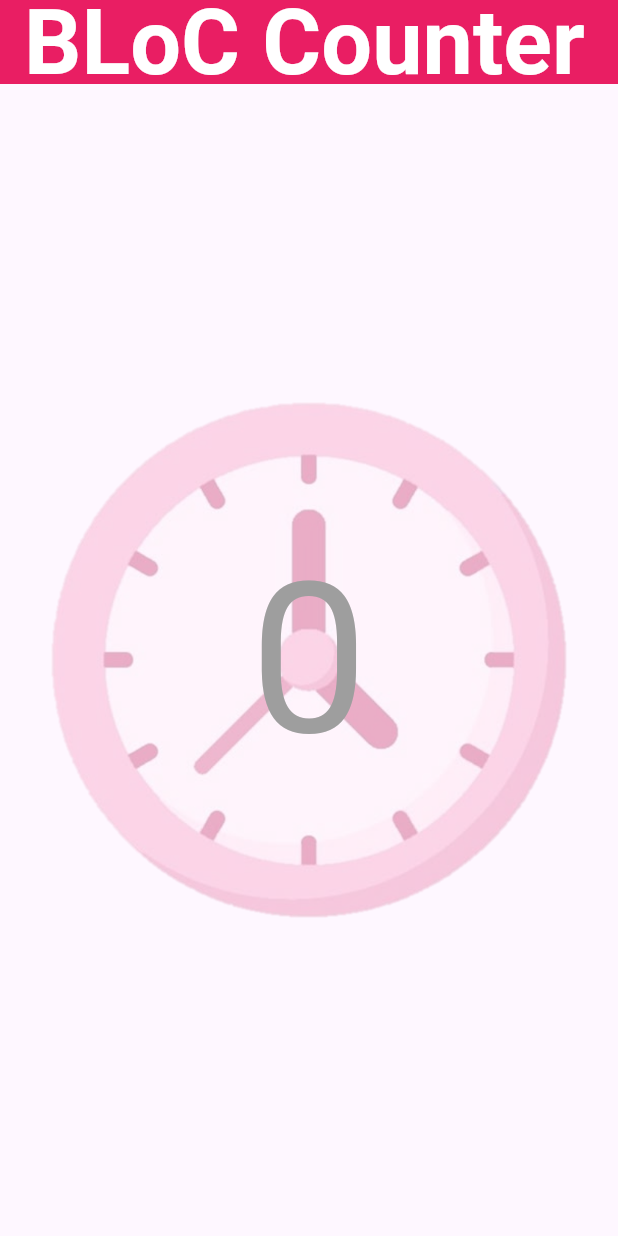
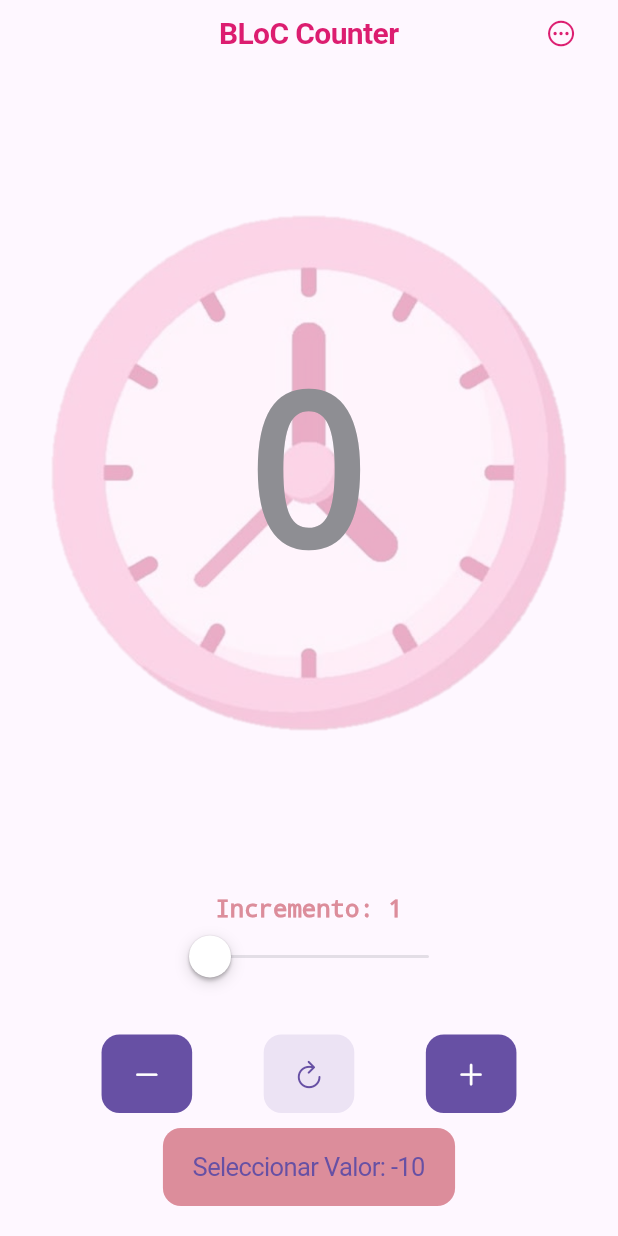
Before and after one commit to VecinoLiliana/Contador_gestordeestados, a Flutter app: the screen it shows after launch, on a phone screen of 412 x 824 dp. Run offline on Flutter 3.47's test engine with Material 3 defaults, Android fonts, the phone set to English and light mode, and no system bars; our stand-ins replace equatable, flutter_bloc.

Commit message:
Implementación widgets cupertino

```diff
--- a/lib/main.dart
+++ b/lib/main.dart
@@ -1,4 +1,5 @@
 import 'package:flutter/material.dart';
+import 'package:flutter/cupertino.dart';
 import 'package:flutter_bloc/flutter_bloc.dart';
 import 'counter/counter_bloc.dart';
 import 'counter/counter_event.dart';
@@ -41,27 +42,142 @@ class MyApp extends StatelessWidget {
   }
 }
 
-class CounterPage extends StatelessWidget {
+class CounterPage extends StatefulWidget {
   const CounterPage({super.key});
+
+  @override
+  State<CounterPage> createState() => _CounterPageState();
+}
+
+class _CounterPageState extends State<CounterPage> {
+  double _sliderValue = 1.0;
+  int _pickerValue = 0;
+
+  void _showActionSheet(BuildContext context) {
+    final bloc = context.read<CounterBloc>();
+
+    showCupertinoModalPopup(
+      context: context,
+      builder: (BuildContext context) => CupertinoActionSheet(
+        title: const Text('Opciones del Contador'),
+        message: const Text('Selecciona una acción'),
+        actions: <CupertinoActionSheetAction>[
+          CupertinoActionSheetAction(
+            onPressed: () {
+              bloc.add(Increment());
+              Navigator.pop(context);
+            },
+            child: const Text('Incrementar'),
+          ),
+          CupertinoActionSheetAction(
+            onPressed: () {
+              bloc.add(Decrement());
+              Navigator.pop(context);
+            },
+            child: const Text('Decrementar'),
+          ),
+          CupertinoActionSheetAction(
+            onPressed: () {
+              bloc.add(Reset());
+              Navigator.pop(context);
+            },
+            isDestructiveAction: true,
+            child: const Text('Resetear'),
+          ),
+        ],
+        cancelButton: CupertinoActionSheetAction(
+          onPressed: () {
+            Navigator.pop(context);
+          },
+          isDefaultAction: true,
+          child: const Text('Cancelar'),
+        ),
+      ),
+    );
+  }
+
+  void _showPicker(BuildContext context) {
+    showCupertinoModalPopup(
+      context: context,
+      builder: (_) => Container(
+        height: 250,
+        color: CupertinoColors.systemBackground.resolveFrom(context),
+        child: Column(
+          children: [
+            Container(
+              height: 50,
+              color: CupertinoColors.systemGrey5.resolveFrom(context),
+              child: Row(
+                mainAxisAlignment: MainAxisAlignment.spaceBetween,
+                children: [
+                  CupertinoButton(
+                    child: const Text('Cancelar'),
+                    onPressed: () => Navigator.pop(context),
+                  ),
+                  CupertinoButton(
+                    child: const Text('Confirmar'),
+                    onPressed: () {
+                      setState(() {});
+                      Navigator.pop(context);
+                    },
+                  ),
+                ],
+              ),
+            ),
+            Expanded(
+              child: CupertinoPicker(
+                itemExtent: 40,
+                onSelectedItemChanged: (int value) {
+                  setState(() {
+                    _pickerValue = value;
+                  });
+                },
+                children: List<Widget>.generate(21, (int index) {
+                  return Center(
+                    child: Text(
+                      '${index - 10}',
+                      style: const TextStyle(fontSize: 22),
+                    ),
+                  );
+                }),
+              ),
+            ),
+          ],
+        ),
+      ),
+    );
+  }
 
   @override
   Widget build(BuildContext context) {
     final bloc = context.read<CounterBloc>();
 
-    return Scaffold(
-      appBar: AppBar(title: const Text(
+    return CupertinoPageScaffold(
+      navigationBar: CupertinoNavigationBar(
+        middle: const Text(
           'BLoC Counter',
           style: TextStyle(
             fontWeight: FontWeight.bold,
-          fontSize: 60,
-          color: Colors.white
+            fontSize: 20,
+            color: Color.fromARGB(255, 220, 29, 112),
           ),
         ),
-      backgroundColor: Colors.pink),
-
-      body: Center(
-        child:
-        Stack(
+        backgroundColor: Color.fromRGBO(249, 248, 248, 1),
+        trailing: CupertinoButton(
+          padding: EdgeInsets.zero,
+          child: const Icon(
+            CupertinoIcons.ellipsis_circle,
+            color: Color.fromARGB(255, 220, 29, 112),
+          ),
+          onPressed: () => _showActionSheet(context),
+        ),
+      ),
+      child: SafeArea(
+        child: Column(
+          children: [
+            Expanded(
+              child: Center(
+                child: Stack(
                   alignment: Alignment.center,
                   children: [
                     Image.asset(
@@ -77,51 +193,106 @@ class CounterPage extends StatelessWidget {
 
                         if (state is CounterPositive) {
                           message = ' ${state.counter}';
-                  color = Colors.pinkAccent;
+                          color = const Color.fromARGB(255, 220, 141, 155);
                         } else if (state is CounterNegative) {
                           message = ' ${state.counter}';
-                  color = Colors.black;
+                          color = CupertinoColors.black;
                         } else {
                           message = '0';
-                  color = Colors.grey;
+                          color = CupertinoColors.systemGrey;
                         }
 
                         return Text(
                           message,
-                  style: TextStyle(fontSize: 140, color: color),
+                          style: TextStyle(
+                            fontSize: 140,
+                            color: color,
+                            decoration: TextDecoration.none,
+                          ),
                         );
-              }
-            )
+                      },
+                    ),
                   ],
                 ),
-
               ),
-      floatingActionButton: Padding(
-        padding: const EdgeInsets.only(left: 300, right: 300),
-        child: Row(
-          mainAxisAlignment: MainAxisAlignment.spaceBetween,
-          children: [
-            FloatingActionButton(
-              heroTag: 'decrement',
-              onPressed: () => bloc.add(Decrement()),
-              backgroundColor: Colors.pink,
-              foregroundColor: Colors.white,
-              child: const Icon(Icons.remove),
             ),
 
-            FloatingActionButton(
-              heroTag: 'reset',
+            // CupertinoSlider
+            Padding(
+              padding: const EdgeInsets.symmetric(horizontal: 20, vertical: 10),
+              child: Column(
+                children: [
+                  Text(
+                    'Incremento: ${_sliderValue.toInt()}',
+                    style: const TextStyle(
+                      fontSize: 16,
+                      decoration: TextDecoration.none,
+                      color: Color.fromARGB(255, 220, 141, 155),
+                    ),
+                  ),
+                  CupertinoSlider(
+                    value: _sliderValue,
+                    min: 1,
+                    max: 10,
+                    divisions: 9,
+                    onChanged: (double value) {
+                      setState(() {
+                        _sliderValue = value;
+                      });
+                    },
+                  ),
+                ],
+              ),
+            ),
+
+            // Botones Cupertino
+            Padding(
+              padding: const EdgeInsets.all(20),
+              child: Column(
+                children: [
+                  Row(
+                    mainAxisAlignment: MainAxisAlignment.spaceEvenly,
+                    children: [
+                      // CupertinoButton Filled
+                      CupertinoButton.filled(
+                        onPressed: () {
+                          for (int i = 0; i < _sliderValue.toInt(); i++) {
+                            bloc.add(Decrement());
+                          }
+                        },
+                        child: const Icon(CupertinoIcons.minus),
+                      ),
+
+                      // CupertinoButton Tinted
+                      CupertinoButton.tinted(
                         onPressed: () => bloc.add(Reset()),
-              backgroundColor: Colors.pink,
-              foregroundColor: Colors.white,
-              child: const Icon(Icons.refresh),
+                        child: const Icon(CupertinoIcons.refresh),
                       ),
-            FloatingActionButton(
-              heroTag: 'increment',
-              onPressed: () => bloc.add(Increment()),
-              backgroundColor: Colors.pink,
-              foregroundColor: Colors.white,
-              child: const Icon(Icons.add),
+
+                      // CupertinoButton Filled
+                      CupertinoButton.filled(
+                        onPressed: () {
+                          for (int i = 0; i < _sliderValue.toInt(); i++) {
+                            bloc.add(Increment());
+                          }
+                        },
+                        child: const Icon(CupertinoIcons.add),
+                      ),
+                    ],
+                  ),
+                  const SizedBox(height: 10),
+
+                  // Botón para mostrar CupertinoPicker
+                  CupertinoButton(
+                    color: const Color.fromARGB(255, 220, 141, 155),
+                    onPressed: () => _showPicker(context),
+                    child: Text(
+                      'Seleccionar Valor: ${_pickerValue - 10}',
+                      style: const TextStyle(decoration: TextDecoration.none),
+                    ),
+                  ),
+                ],
+              ),
             ),
           ],
         ),
```
Also changed, not shown: pubspec.lock. Lines whose indentation alone changed are shown as unchanged.
